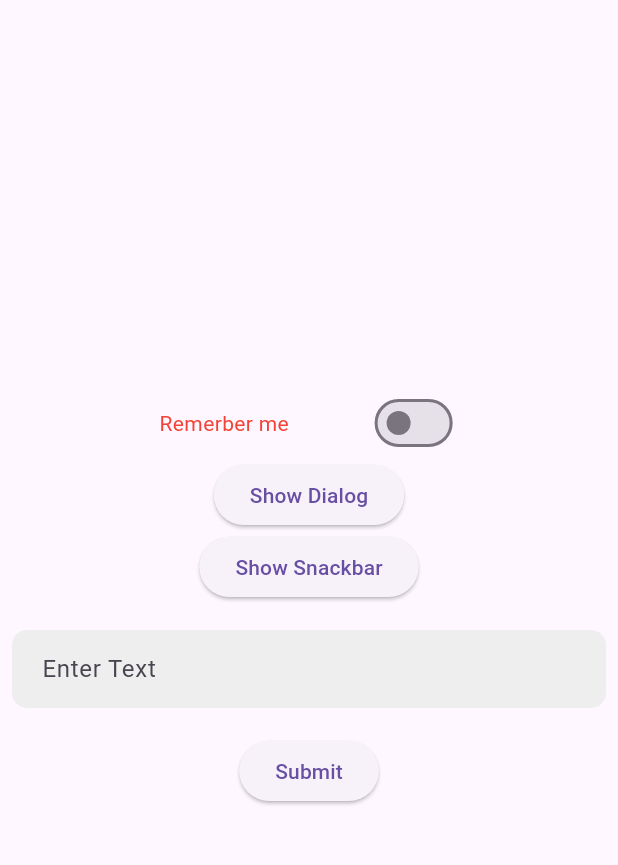
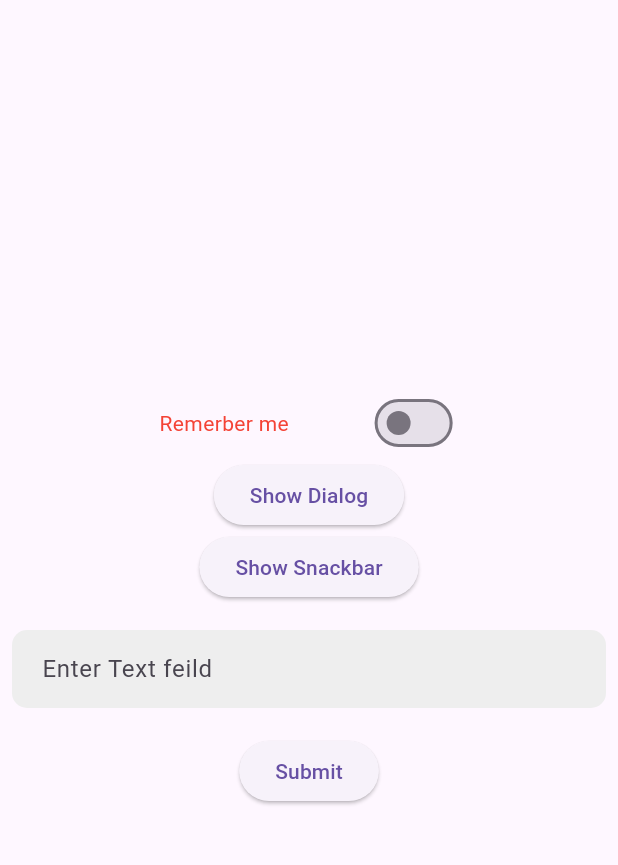
Before and after one commit to ChandraChaan/new_machine, a Flutter app: the screen it shows after launch, on a phone screen of 412 x 824 dp, the part 63-928 px from its top. Run offline on Flutter 3.47's test engine with Material 3 defaults, Android fonts, the phone set to English and light mode, and no system bars.

Commit message:
modified text

```diff
--- a/lib/main.dart
+++ b/lib/main.dart
@@ -106,7 +106,7 @@ class _MyHomePageState extends State<MyHomePage> {
               child: TextField(
                 controller: _textController,
                 decoration: InputDecoration(
-                  hintText: 'Enter Text',
+                  hintText: 'Enter Text feild',
                   filled: true,
                   fillColor: Colors.grey[200],
                   border: OutlineInputBorder(
```
